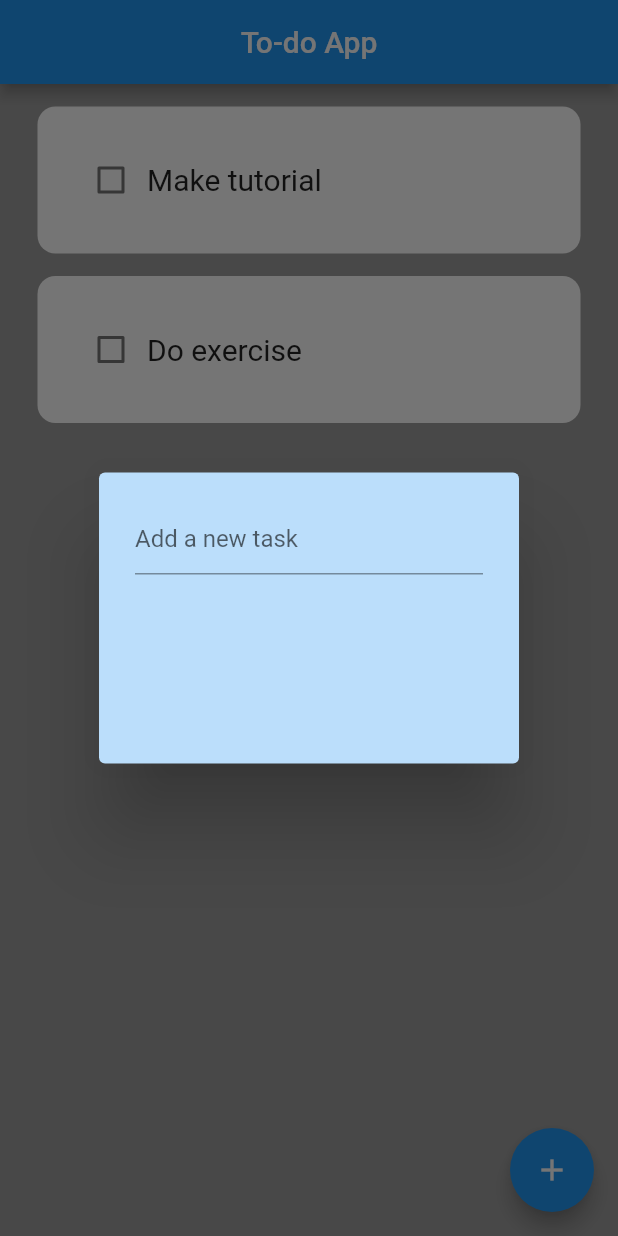
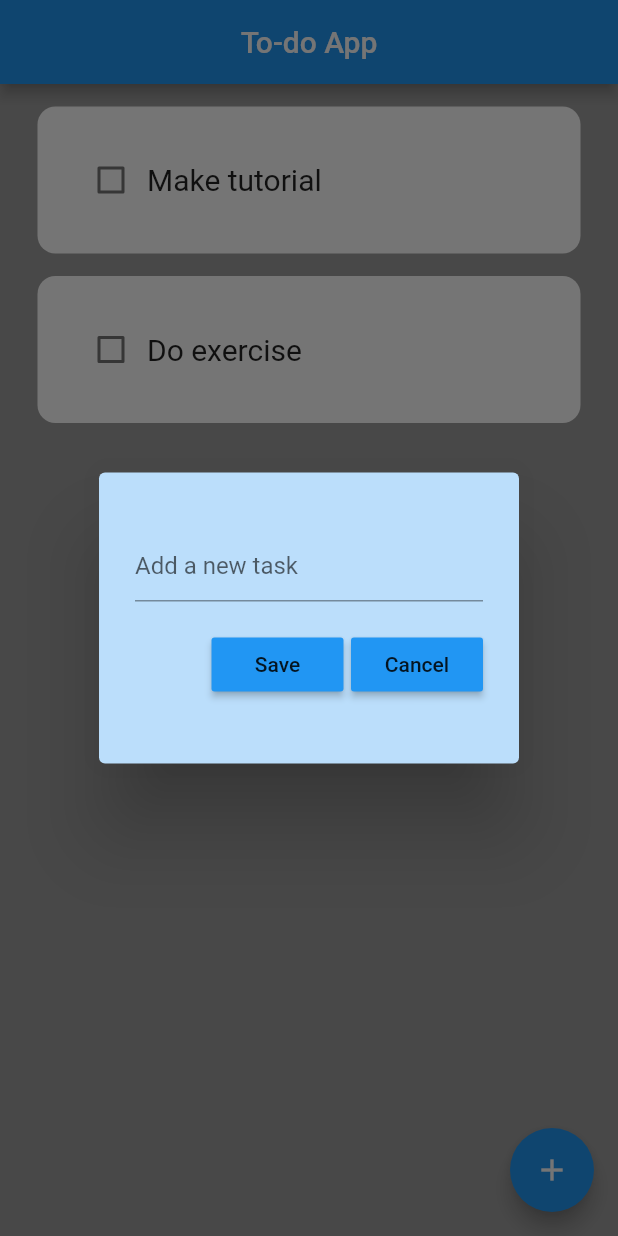
Before and after one commit to MoriKeli/To-do-App, a Flutter app: the screen it shows after launch, after a tap on the "add" icon, on a phone screen of 412 x 824 dp. Run offline on Flutter 3.47's test engine with Material 2 defaults, Android fonts, the phone set to English and light mode, and no system bars.

Commit message:
added a text controller

```diff
--- a/lib/pages/home.dart
+++ b/lib/pages/home.dart
@@ -10,6 +10,8 @@ class Home extends StatefulWidget {
 }
 
 class _HomeState extends State<Home> {
+  // text controller
+  final _controller = TextEditingController();
 
   List toDolist = [
     ["Make tutorial", false],
@@ -26,7 +28,9 @@ class _HomeState extends State<Home> {
     showDialog(
       context: context,
       builder: (context) {
-        return DialogBox();
+        return DialogBox(
+          controller: _controller,
+        );
       }
     );
   }
--- a/lib/utils/dialogbox.dart
+++ b/lib/utils/dialogbox.dart
@@ -1,7 +1,10 @@
 import 'package:flutter/material.dart';
+import 'package:new_app/utils/button.dart';
 
 class DialogBox extends StatelessWidget {
-  const DialogBox({super.key});
+  final controller;
+
+  const DialogBox({super.key, required this.controller});
 
   @override
   Widget build(BuildContext context) {
@@ -10,15 +13,25 @@ class DialogBox extends StatelessWidget {
       content: Container(
         height: 150,
         child: Column(
+          mainAxisAlignment: MainAxisAlignment.spaceEvenly,
           children: [
             TextField(
+              controller: controller,
               decoration: InputDecoration(
                 hintText: 'Add a new task',
               ),
             ), // get user input
 
             Row(
+              mainAxisAlignment: MainAxisAlignment.end,
+              children: [
+                // save button
+                CustomButton(text: "Save", onPressed: () {}),
+                SizedBox(width: 5.0),
+                // cancel button
+                CustomButton(text: "Cancel", onPressed: () {}),
 
+              ],
             )
 
           ],
```
